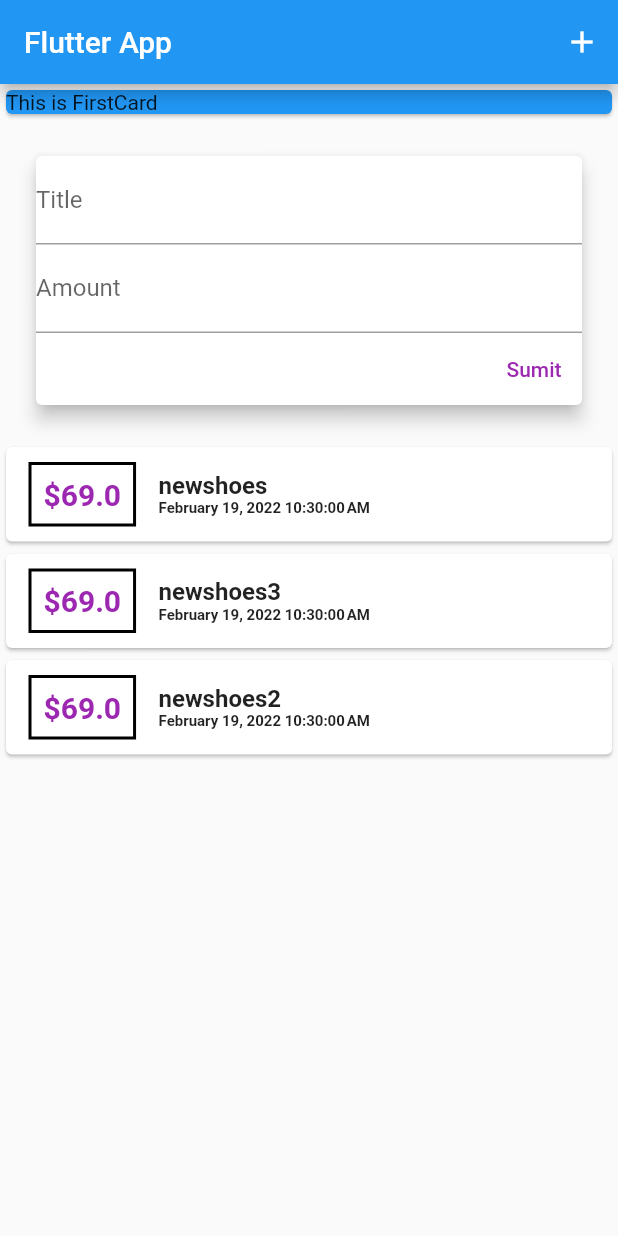
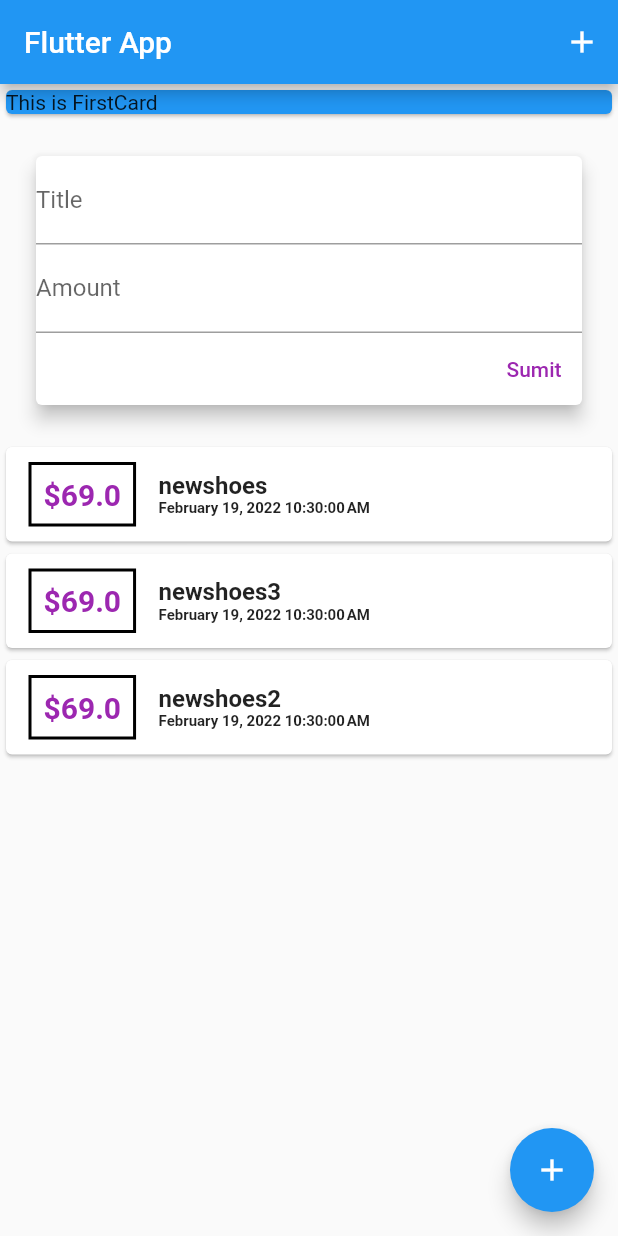
Before and after one commit to fadyjan/expenseplanner, a Flutter app: the screen it shows after launch, on a phone screen of 412 x 824 dp. Run offline on Flutter 3.47's test engine with Material 2 defaults, Android fonts, the phone set to English and light mode, and no system bars.

Commit message:
Create FloatingActionButton

```diff
--- a/lib/main.dart
+++ b/lib/main.dart
@@ -44,6 +44,11 @@ class MyHomePage extends StatelessWidget {
             UserTransactions()
           ],
         ),
-        ));
+      ),
+      floatingActionButton: FloatingActionButton(
+        child: Icon(Icons.add),
+        onPressed: null,
+      ),
+    );
   }
 }
```
Lines whose indentation alone changed are shown as unchanged.
